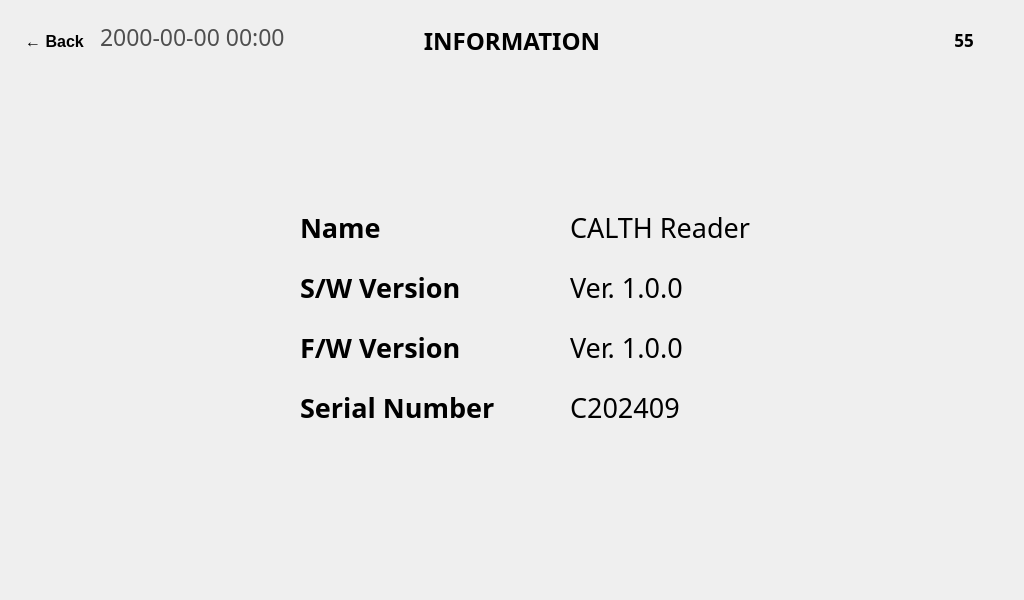
eguruno1/calth_reader, file ui/Home/InfoViewWindow.ui: the form before one commit.
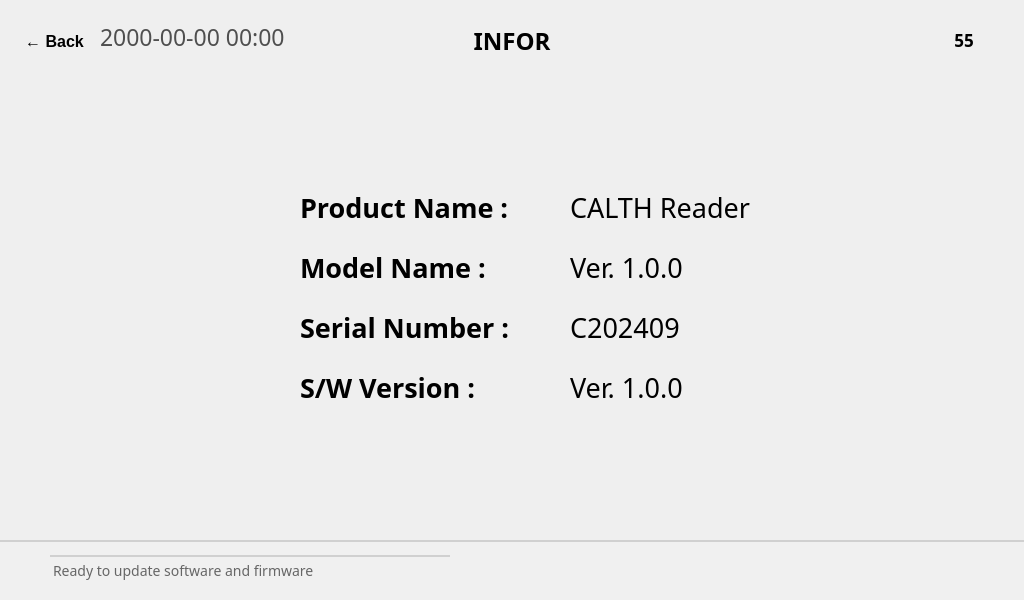
The form after the commit. Icons and pictures are not drawn.

Patch:
```diff
--- a/ui/Home/InfoViewWindow.ui
+++ b/ui/Home/InfoViewWindow.ui
@@ -21,7 +21,7 @@
     <property name="geometry">
      <rect>
       <x>300</x>
-      <y>210</y>
+      <y>190</y>
       <width>220</width>
       <height>35</height>
      </rect>
@@ -35,7 +35,7 @@
      </font>
     </property>
     <property name="text">
-     <string>Name</string>
+     <string>Product Name :</string>
     </property>
     <property name="alignment">
      <set>Qt::AlignLeading|Qt::AlignLeft|Qt::AlignVCenter</set>
@@ -45,7 +45,7 @@
     <property name="geometry">
      <rect>
       <x>300</x>
-      <y>390</y>
+      <y>310</y>
       <width>220</width>
       <height>35</height>
      </rect>
@@ -59,7 +59,7 @@
      </font>
     </property>
     <property name="text">
-     <string>Serial Number</string>
+     <string>Serial Number :</string>
     </property>
     <property name="alignment">
      <set>Qt::AlignLeading|Qt::AlignLeft|Qt::AlignVCenter</set>
@@ -69,7 +69,7 @@
     <property name="geometry">
      <rect>
       <x>300</x>
-      <y>270</y>
+      <y>370</y>
       <width>220</width>
       <height>35</height>
      </rect>
@@ -83,7 +83,7 @@
      </font>
     </property>
     <property name="text">
-     <string>S/W Version</string>
+     <string>S/W Version :</string>
     </property>
     <property name="alignment">
      <set>Qt::AlignLeading|Qt::AlignLeft|Qt::AlignVCenter</set>
@@ -93,7 +93,7 @@
     <property name="geometry">
      <rect>
       <x>570</x>
-      <y>390</y>
+      <y>310</y>
       <width>291</width>
       <height>35</height>
      </rect>
@@ -115,7 +115,7 @@
     <property name="geometry">
      <rect>
       <x>570</x>
-      <y>210</y>
+      <y>190</y>
       <width>220</width>
       <height>35</height>
      </rect>
@@ -177,7 +177,7 @@
     <property name="geometry">
      <rect>
       <x>570</x>
-      <y>270</y>
+      <y>370</y>
       <width>191</width>
       <height>35</height>
      </rect>
@@ -250,7 +250,7 @@
      </font>
     </property>
     <property name="text">
-     <string>INFORMATION</string>
+     <string>INFOR</string>
     </property>
     <property name="alignment">
      <set>Qt::AlignCenter</set>
@@ -382,7 +382,7 @@
     <property name="geometry">
      <rect>
       <x>300</x>
-      <y>330</y>
+      <y>250</y>
       <width>220</width>
       <height>35</height>
      </rect>
@@ -396,7 +396,7 @@
      </font>
     </property>
     <property name="text">
-     <string>F/W Version</string>
+     <string>Model Name :</string>
     </property>
     <property name="alignment">
      <set>Qt::AlignLeading|Qt::AlignLeft|Qt::AlignVCenter</set>
@@ -406,7 +406,7 @@
     <property name="geometry">
      <rect>
       <x>570</x>
-      <y>330</y>
+      <y>250</y>
       <width>191</width>
       <height>35</height>
      </rect>
@@ -424,6 +424,47 @@
      <set>Qt::AlignLeading|Qt::AlignLeft|Qt::AlignVCenter</set>
     </property>
    </widget>
+   <widget class="QWidget" name="widget_statusbar" native="true">
+    <property name="geometry">
+     <rect>
+      <x>0</x>
+      <y>540</y>
+      <width>1024</width>
+      <height>60</height>
+     </rect>
+    </property>
+    <property name="styleSheet">
+     <string notr="true">QWidget {
+    background-color: #f0f0f0;
+    border-top: 2px solid #d0d0d0;
+}</string>
+    </property>
+    <widget class="QLabel" name="label_status">
+     <property name="geometry">
+      <rect>
+       <x>50</x>
+       <y>15</y>
+       <width>400</width>
+       <height>30</height>
+      </rect>
+     </property>
+     <property name="font">
+      <font>
+       <family>Pretendard</family>
+       <pointsize>-1</pointsize>
+      </font>
+     </property>
+     <property name="styleSheet">
+      <string notr="true">QLabel {
+    font-size: 14px;
+    color: #666666;
+}</string>
+     </property>
+     <property name="text">
+      <string>Ready to update software and firmware</string>
+     </property>
+    </widget>
+   </widget>
   </widget>
  </widget>
  <resources/>
```
Left out of the diff: 4 changed lines with no effect on the pictures.
